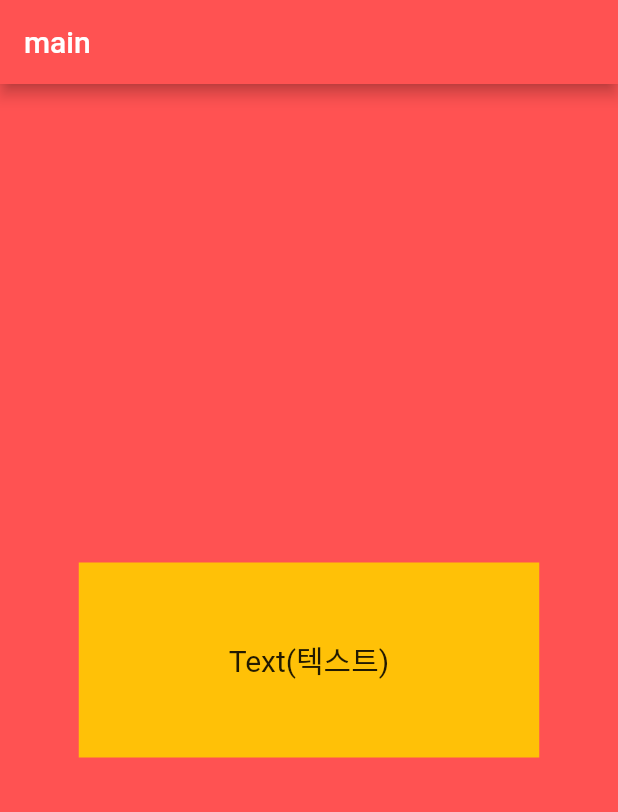
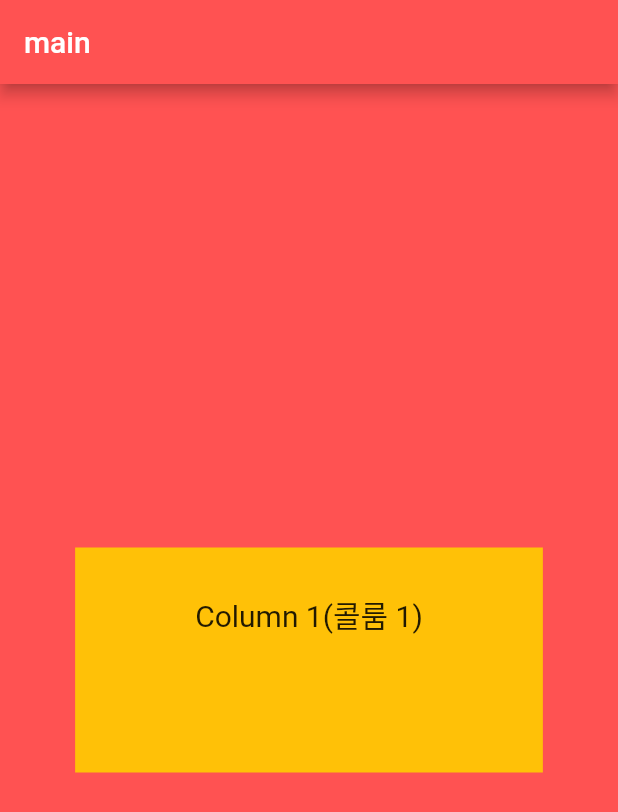
Before and after one commit to selpeapi/flutter_app3, a Flutter app: the screen it shows after launch, on a phone screen of 412 x 824 dp. Shown: the top 812 px of the screen. Run offline on Flutter 3.47's test engine with Material 2 defaults, Android fonts, the phone set to English and light mode, and no system bars.

Commit message:
Column [Column] ~20.11.18

```diff
--- a/lib/main.dart
+++ b/lib/main.dart
@@ -25,11 +25,16 @@ class _MainPageState extends State<MainPage> {
     return Container(
       alignment: Alignment.center,
       child: Container(
+        height: 150,
         color: Colors.amber,
-        padding: EdgeInsets.symmetric(vertical: 50, horizontal: 100),
-        child: Text(
-          "Text(텍스트)",
-          style: TextStyle(fontSize: 20),
+        padding: EdgeInsets.symmetric(vertical: 30, horizontal: 80),
+        child: Column(
+          children: [
+            Text(
+              "Column 1(콜룸 1)",
+              style: TextStyle(fontSize: 20),
+            ),
+          ],
         ),
       ),
     );
```
